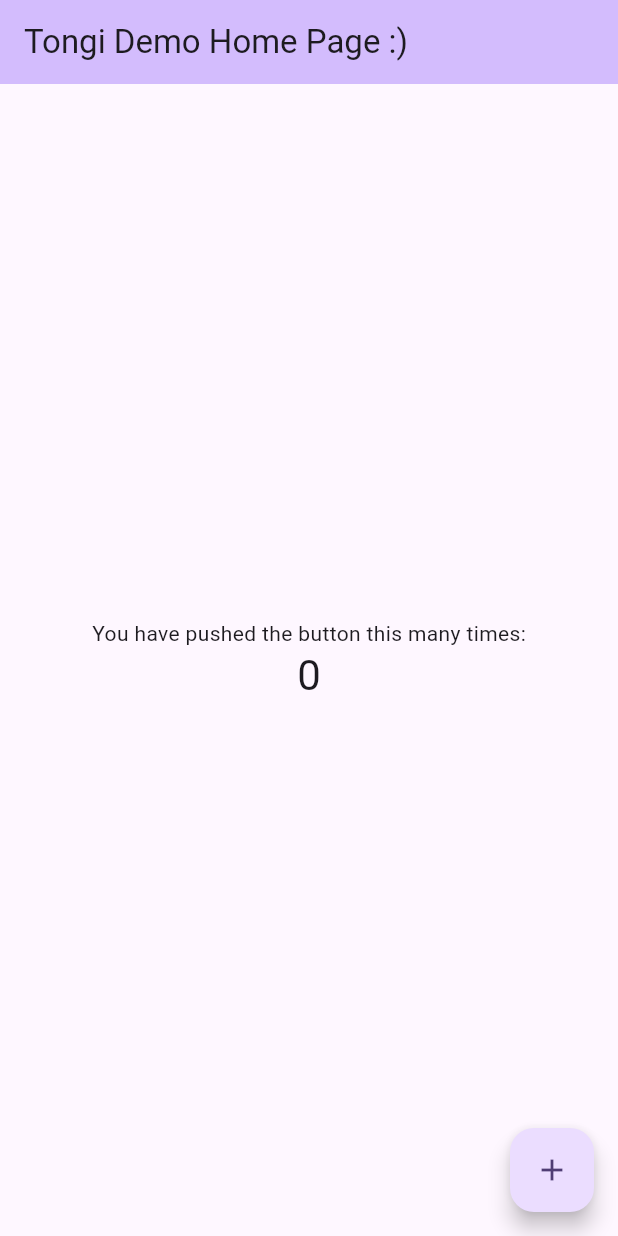
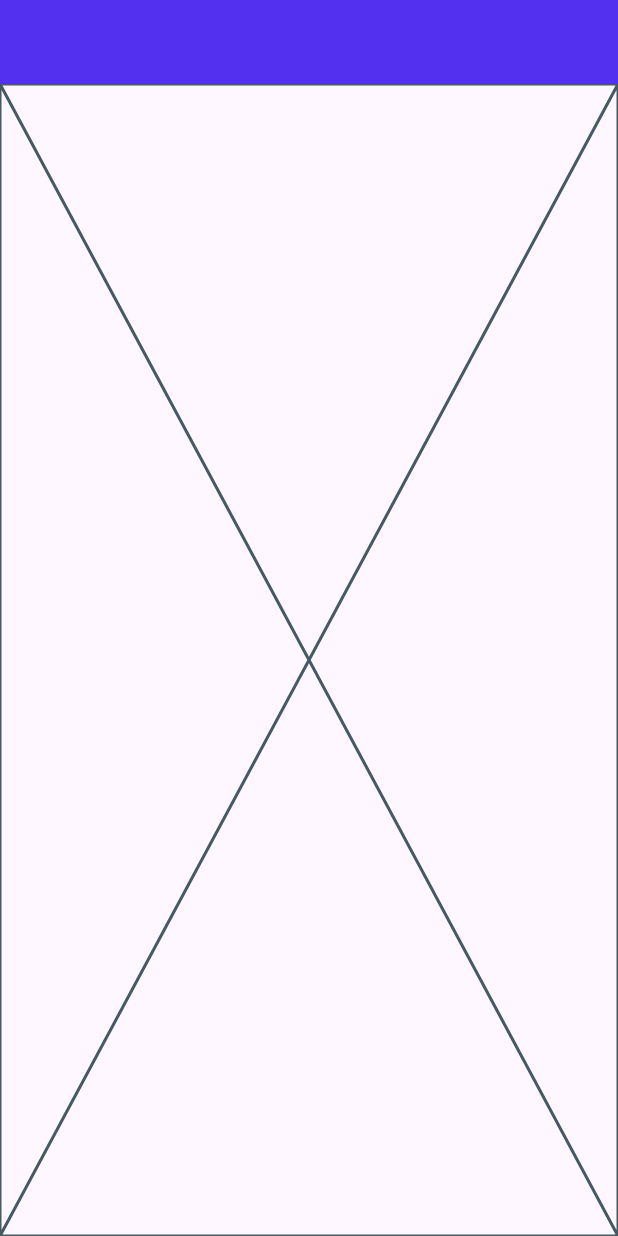
Before and after one commit to Bounsic-A-S/Tongi, a Flutter app: the screen it shows after launch, on a phone screen of 412 x 824 dp. Run offline on Flutter 3.47's test engine with Material 3 defaults, Android fonts, the phone set to English and light mode, and no system bars.

Commit message:
TONGI-111 Frontend initializated

```diff
--- /dev/null
+++ b/frontend/lib/core/tongi_colors.dart
@@ -0,0 +1,17 @@
+import 'package:flutter/cupertino.dart';
+
+class TongiColors {
+  // Main Colors
+  static const primary = Color(0xFF532FF0);
+  static const secondary = Color(0xFF4F46E5);
+  static const accent = Color.fromARGB(255, 116, 36, 166);
+
+  // Gray and white colors
+  static const darkGray = Color(0xFF6B7280);
+  static const gray = Color(0xFFA39A9A);
+  static const bgGrayComponent = Color(0xFFF9FAFB);
+  static const strokes = Color(0xFFE5E7EB);
+
+  static const textFill = Color.fromARGB(255, 22, 22, 22);
+
+}
--- /dev/null
+++ b/frontend/lib/core/tongi_styles.dart
@@ -0,0 +1,5 @@
+import 'package:flutter/material.dart';
+
+class TongiStyles {
+  static const TextStyle bodyText = TextStyle(color: Colors.white, fontSize: 18);
+}
--- a/frontend/lib/main.dart
+++ b/frontend/lib/main.dart
@@ -1,4 +1,6 @@
 import 'package:flutter/material.dart';
+import 'package:frontend/core/tongi_colors.dart';
+import 'package:frontend/screens/dashboard_screen.dart';
 
 void main() {
   runApp(const MyApp());
@@ -11,58 +13,10 @@ class MyApp extends StatelessWidget {
   Widget build(BuildContext context) {
     return MaterialApp(
       title: 'Tongi Demo',
-      theme: ThemeData(
-        colorScheme: ColorScheme.fromSeed(seedColor: Colors.deepPurple),
+      home: Scaffold(
+        appBar: AppBar(backgroundColor: TongiColors.primary),
+        body: DashboardScreen(),
       ),
-      home: const MyHomePage(title: 'Tongi Demo Home Page :)'),
     );
   }
 }
-
-class MyHomePage extends StatefulWidget {
-  const MyHomePage({super.key, required this.title});
-
-  final String title;
-
-  @override
-  State<MyHomePage> createState() => _MyHomePageState();
-}
-
-class _MyHomePageState extends State<MyHomePage> {
-  int _counter = 0;
-
-  void _incrementCounter() {
-    setState(() {
-
-      _counter++;
-    });
-  }
-
-  @override
-  Widget build(BuildContext context) {
-
-    return Scaffold(
-      appBar: AppBar(
-        backgroundColor: Theme.of(context).colorScheme.inversePrimary,
-        title: Text(widget.title),
-      ),
-      body: Center(
-        child: Column(
-          mainAxisAlignment: MainAxisAlignment.center,
-          children: <Widget>[
-            const Text('You have pushed the button this many times:'),
-            Text(
-              '$_counter',
-              style: Theme.of(context).textTheme.headlineMedium,
-            ),
-          ],
-        ),
-      ),
-      floatingActionButton: FloatingActionButton(
-        onPressed: _incrementCounter,
-        tooltip: 'Increment',
-        child: const Icon(Icons.add),
-      ), // This trailing comma makes auto-formatting nicer for build methods.
-    );
-  }
-}
--- /dev/null
+++ b/frontend/lib/screens/dashboard_screen.dart
@@ -0,0 +1,15 @@
+import 'package:flutter/material.dart';
+
+class DashboardScreen extends StatefulWidget {
+  const DashboardScreen({super.key});
+
+  @override
+  State<DashboardScreen> createState() => _DashboardScreenState();
+}
+
+class _DashboardScreenState extends State<DashboardScreen> {
+  @override
+  Widget build(BuildContext context) {
+    return const Placeholder();
+  }
+}
--- a/frontend/pubspec.yaml
+++ b/frontend/pubspec.yaml
@@ -58,8 +58,8 @@ flutter:
   uses-material-design: true
 
   # To add assets to your application, add an assets section, like this:
-  # assets:
-  #   - images/a_dot_burr.jpeg
+  assets:
+    - assets/images
   #   - images/a_dot_ham.jpeg
 
   # An image asset can refer to one or more resolution-specific "variants", see
```
Also changed, not shown: frontend/assets/images/LogoWhite.png (added).
